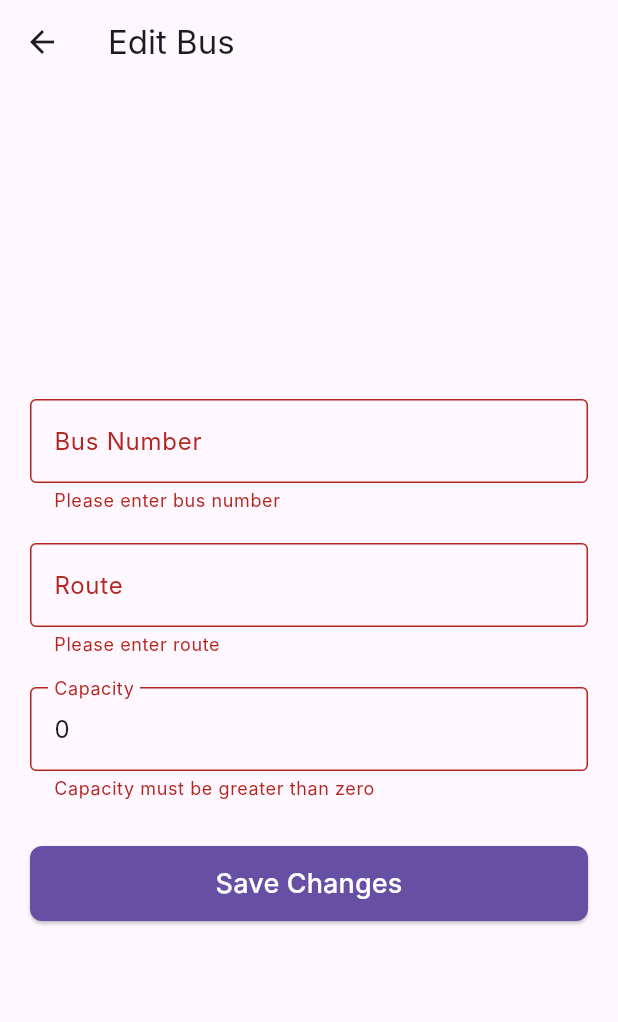
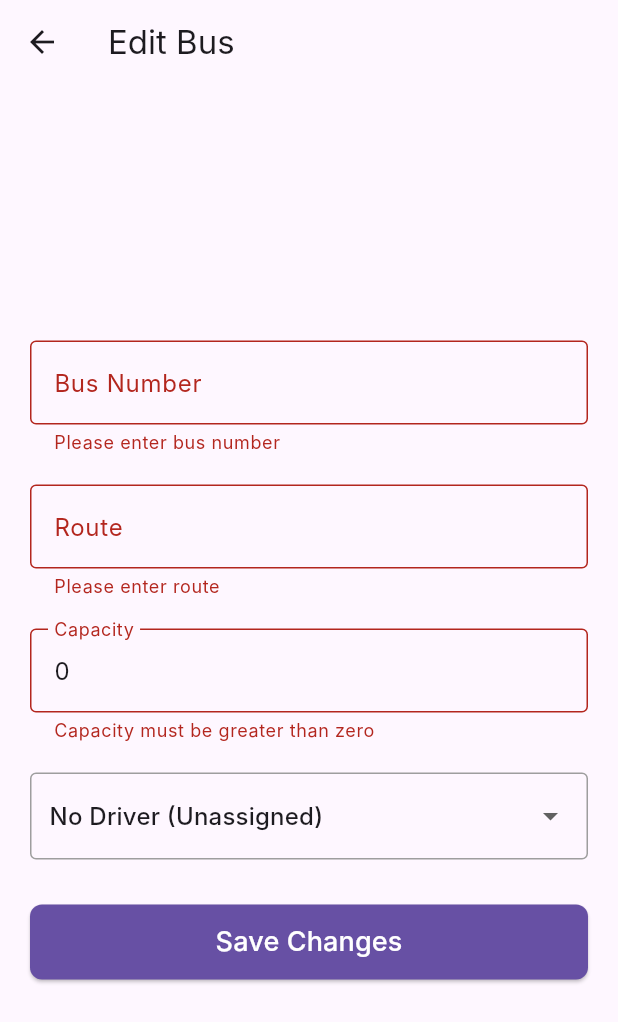
Before and after one commit to aromal-rm/smartbus, a Flutter app: the EditBusScreen screen opened directly with empty values, after a tap on "Save Changes", on a phone screen of 412 x 824 dp. Shown: the top 1022 px of the screen. Run offline on Flutter 3.47's test engine with Material 3 defaults, Android fonts, the phone set to English and light mode, and no system bars; our stand-ins replace cloud_firestore, firebase_auth, firebase_core, flutter_map, geolocator, latlong2 and 2 more; missing offline and left inert: flutter_polyline_points; accounts and stored records are empty; Roboto replaces fonts that are missing (Inter).

Commit message:
major changes 1

```diff
--- a/lib/screens/bus_management/bus_list_screen.dart
+++ b/lib/screens/bus_management/bus_list_screen.dart
@@ -67,7 +67,7 @@ class _BusListScreenState extends State<BusListScreen> {
                         Navigator.of(context).push(
                           MaterialPageRoute(
                             builder: (context) => EditBusScreen(
-                              busId: bus['id'],
+                              busId: bus['id'] ?? '', // Provide a default empty string if null
                               busNumber: bus['busNumber'] ?? '',
                               route: bus['route'] ?? '',
                               capacity: bus['capacity'] ?? 0,
@@ -79,7 +79,7 @@ class _BusListScreenState extends State<BusListScreen> {
                         });
                       },
                       onDelete: () {
-                        _showDeleteConfirmationDialog(bus['id']);
+                        _showDeleteConfirmationDialog(bus['id'] ?? '');
                       },
                     );
                   },
--- a/lib/screens/bus_management/edit_bus_screen.dart
+++ b/lib/screens/bus_management/edit_bus_screen.dart
@@ -7,6 +7,7 @@ class EditBusScreen extends StatefulWidget {
   final String busNumber;
   final String route;
   final int capacity;
+  final String? driverId; // Add driverId parameter
 
   const EditBusScreen({
     super.key,
@@ -14,6 +15,7 @@ class EditBusScreen extends StatefulWidget {
     required this.busNumber,
     required this.route,
     required this.capacity,
+    this.driverId, // Initialize with current driver ID if any
   });
 
   @override
@@ -28,12 +30,34 @@ class _EditBusScreenState extends State<EditBusScreen> {
   final FirestoreService _firestoreService = FirestoreService();
   bool _isLoading = false;
 
+  // Add driver related variables
+  List<Map<String, dynamic>> _drivers = [];
+  String? _selectedDriverId;
+  bool _loadingDrivers = true;
+
   @override
   void initState() {
     super.initState();
     _busNumberController.text = widget.busNumber;
     _routeController.text = widget.route;
     _capacityController.text = widget.capacity.toString();
+    _selectedDriverId = widget.driverId;
+    _loadDrivers(); // Load drivers when screen initializes
+  }
+
+  // Load drivers from Firestore
+  Future<void> _loadDrivers() async {
+    setState(() => _loadingDrivers = true);
+    try {
+      final driversData = await _firestoreService.getDrivers();
+      setState(() {
+        _drivers = driversData;
+        _loadingDrivers = false;
+      });
+    } catch (error) {
+      setState(() => _loadingDrivers = false);
+      _showErrorDialog('Failed to load drivers: ${error.toString()}');
+    }
   }
 
   @override
@@ -53,6 +77,7 @@ class _EditBusScreenState extends State<EditBusScreen> {
           busNumber: _busNumberController.text.trim(),
           route: _routeController.text.trim(),
           capacity: int.parse(_capacityController.text.trim()),
+          driverId: _selectedDriverId, // Add driver ID to the bus data
         );
         // Show success message
         _showSuccessDialog();
@@ -145,13 +170,51 @@ class _EditBusScreenState extends State<EditBusScreen> {
                   return null;
                 },
               ),
+              const SizedBox(height: 20),
+              // Driver selection dropdown
+              _loadingDrivers
+                  ? const Padding(
+                      padding: EdgeInsets.all(8.0),
+                      child: Center(child: CircularProgressIndicator()),
+                    )
+                  : Container(
+                      padding: const EdgeInsets.symmetric(horizontal: 12.0, vertical: 4.0),
+                      decoration: BoxDecoration(
+                        border: Border.all(color: Colors.grey),
+                        borderRadius: BorderRadius.circular(4.0),
+                      ),
+                      child: DropdownButtonHideUnderline(
+                        child: DropdownButton<String>(
+                          isExpanded: true,
+                          hint: const Text('Assign Driver'),
+                          value: _selectedDriverId,
+                          items: [
+                            const DropdownMenuItem<String>(
+                              value: null,
+                              child: Text('No Driver (Unassigned)'),
+                            ),
+                            ..._drivers.map((driver) {
+                              return DropdownMenuItem<String>(
+                                value: driver['id'],
+                                child: Text('${driver['name']} (${driver['email']})'),
+                              );
+                            }).toList(),
+                          ],
+                          onChanged: (value) {
+                            setState(() {
+                              _selectedDriverId = value;
+                            });
+                          },
+                        ),
+                      ),
+                    ),
               const SizedBox(height: 30),
               _isLoading
                   ? const CustomProgressIndicator(message: 'Editing Bus...')
                   : CustomButton(
-                onPressed: _editBus,
-                text: 'Save Changes',
-              ),
+                      onPressed: _editBus,
+                      text: 'Save Changes',
+                    ),
             ],
           ),
         ),
```
Also changed, not shown: lib/screens/dashboard/driver_dashboard.dart (+113 -36 lines), lib/services/firestore_service.dart (+82 -12 lines).
